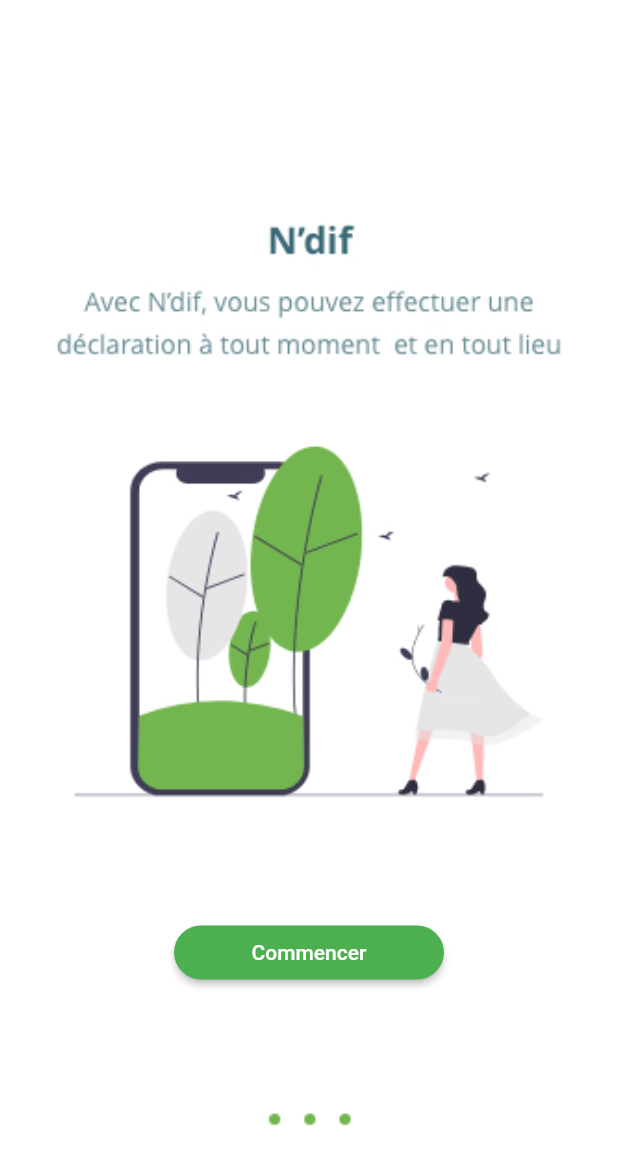
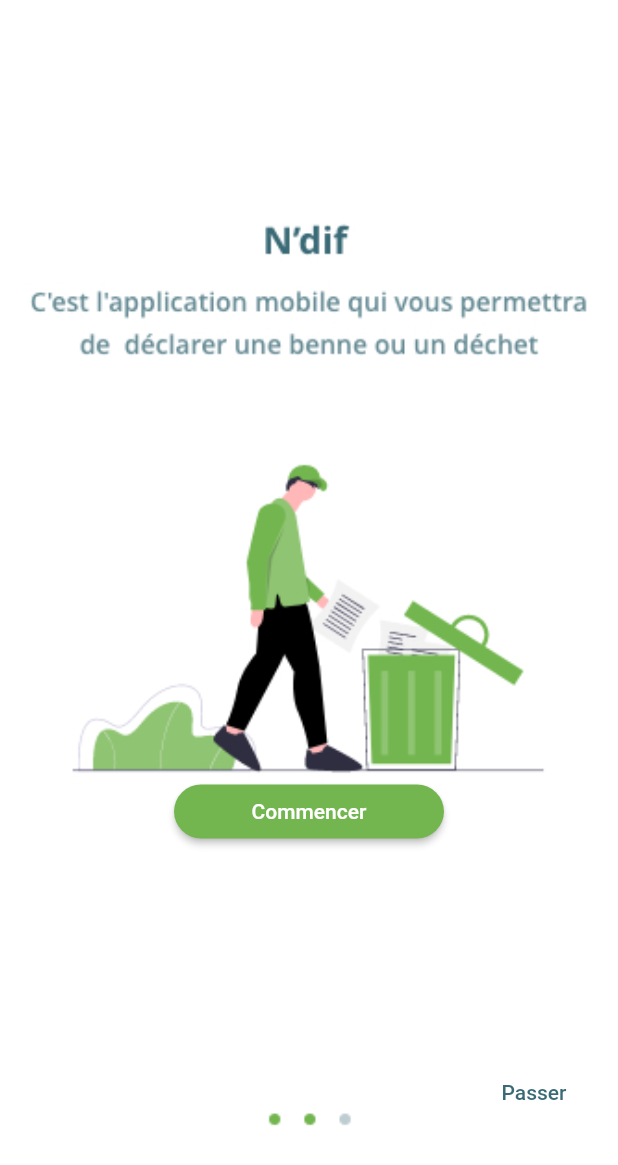
Before and after one commit to haidour18/EquipeNdif, a Flutter app: the screen it shows after launch, on a phone screen of 412 x 824 dp. Shown: the top 1165 px of the screen. Run offline on Flutter 3.47's test engine with Material 2 defaults, Android fonts, the phone set to English and light mode, and no system bars.

```diff
--- a/lib/main.dart
+++ b/lib/main.dart
@@ -1,5 +1,5 @@
 import 'package:equipendif/pages/navigationbar.dart';
-import 'package:equipendif/pages/welcome2.dart';
+import 'package:equipendif/pages/welcome3.dart';
 import 'package:flutter/material.dart';
 
 
@@ -16,6 +16,6 @@ class MyApp extends StatelessWidget {
         theme: ThemeData(
         primarySwatch: Colors.blue,
     ),
-    home: Welcome2() ,
+    home: Welcome3() ,
     ); }
 }
--- a/lib/pages/welcome2.dart
+++ b/lib/pages/welcome2.dart
@@ -33,7 +33,7 @@ class _Welcome2State extends State<Welcome2> {
                        shape: StadiumBorder(),
                        minWidth: 40.0,
                        splashColor:Colors.white ,
-                       color: Colors.green,
+                       color: Color(0xff73B650),
                        child: Text('Commencer',style: TextStyle(color: Colors.white,fontSize: 14.0),),
 
                      ),
--- a/lib/pages/welcome3.dart
+++ b/lib/pages/welcome3.dart
@@ -0,0 +1,60 @@
+import 'package:flutter/material.dart';
+class Welcome3 extends StatefulWidget {
+  @override
+  _Welcome3State createState() => _Welcome3State();
+}
+
+class _Welcome3State extends State<Welcome3> {
+  @override
+  Widget build(BuildContext context) {
+    return Scaffold(
+      body:Container(
+
+        decoration: BoxDecoration(
+            image: DecorationImage(
+                image: AssetImage('assets/Welcome3.jpg'),
+                fit: BoxFit.cover
+            )
+        ),
+        child: Column(
+          crossAxisAlignment: CrossAxisAlignment.center,
+          mainAxisAlignment: MainAxisAlignment.center,
+          children: <Widget>[
+
+            Center(
+
+              child: new Column(
+
+                children: <Widget>[
+
+
+                  Container(width: 180.0,
+                    margin: EdgeInsets.only(top:446),
+                    child:   MaterialButton(onPressed: (){},
+                      shape: StadiumBorder(),
+                      minWidth: 40.0,
+                      splashColor:Colors.white ,
+                      color: Color(0xff73B650),
+                      child: Text('Commencer',style: TextStyle(color: Colors.white,fontSize: 14.0),),
+
+                    ),
+                  ),
+
+
+                ],
+              ),
+
+            ),
+            Container(width: 180.0,height: 50,
+              margin: EdgeInsets.only(top: 138,left: 300),
+              child:   MaterialButton(onPressed: (){},
+                minWidth: 40.0,
+                child: Text('Passer',style: TextStyle(color: Color(0xff3A6A75),fontSize: 14.0),),
+
+              ),),
+          ],
+        ),
+      ),
+    );
+  }
+}
--- a/pubspec.yaml
+++ b/pubspec.yaml
@@ -49,6 +49,7 @@ flutter:
     - assets/Splash_Validé.png
     - assets/Welcome.jpg
     - assets/Welcome2.jpg
+    - assets/Welcome3.jpg
 
   # An image asset can refer to one or more resolution-specific "variants", see
   # https://flutter.dev/assets-and-images/#resolution-aware.
```
Also changed, not shown: assets/Welcome3.jpg (added).
